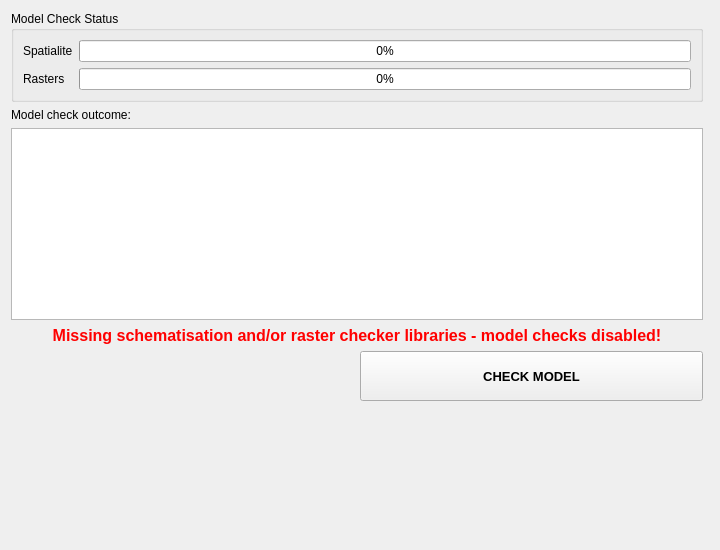
Qt form threedi_models_and_simulations/ui/upload_wizard/page_check_model.ui (nens/threedi-api-qgis-client) before a commit.
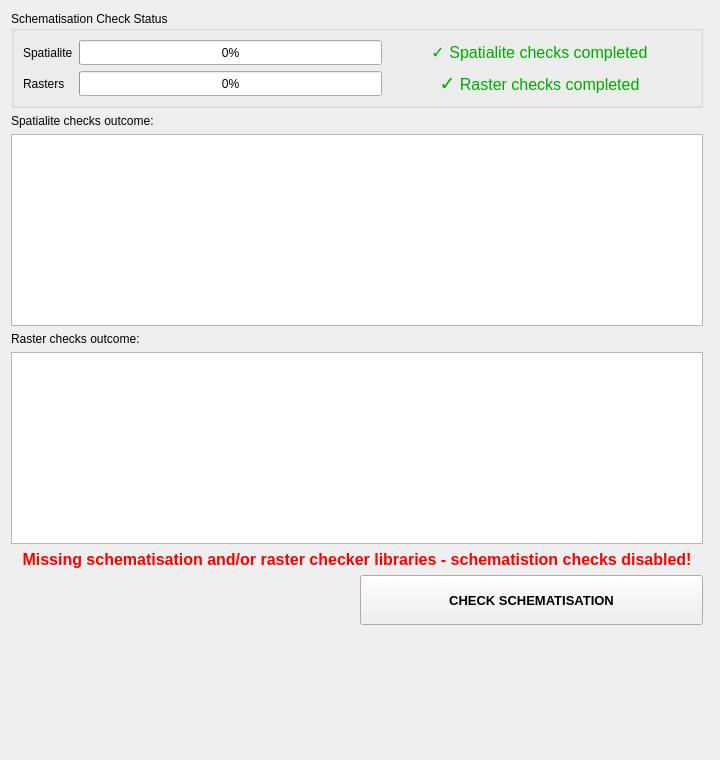
The same form after that commit.

Commit message:
Model checks improvements (#345)
* Fixes for issues: #229, #286

The edit to the form file:
```diff
--- a/threedi_models_and_simulations/ui/upload_wizard/page_check_model.ui
+++ b/threedi_models_and_simulations/ui/upload_wizard/page_check_model.ui
@@ -10,7 +10,7 @@
     <x>0</x>
     <y>0</y>
     <width>720</width>
-    <height>550</height>
+    <height>760</height>
    </rect>
   </property>
   <property name="sizePolicy">
@@ -40,58 +40,27 @@
    <item row="0" column="0" colspan="2">
     <layout class="QVBoxLayout" name="svg_lout"/>
    </item>
-   <item row="1" column="0">
-    <widget class="QGroupBox" name="groupBox">
-     <property name="title">
-      <string>Model Check Status</string>
-     </property>
-     <layout class="QFormLayout" name="formLayout">
-      <item row="0" column="0">
-       <widget class="QLabel" name="label">
-        <property name="text">
-         <string>Spatialite</string>
-        </property>
-       </widget>
-      </item>
-      <item row="0" column="1">
-       <widget class="QProgressBar" name="pbar_check_spatialite">
-        <property name="value">
-         <number>0</number>
-        </property>
-       </widget>
-      </item>
-      <item row="1" column="0">
-       <widget class="QLabel" name="label_2">
-        <property name="text">
-         <string>Rasters</string>
-        </property>
-       </widget>
-      </item>
-      <item row="1" column="1">
-       <widget class="QProgressBar" name="pbar_check_rasters">
-        <property name="value">
-         <number>0</number>
-        </property>
-       </widget>
-      </item>
-     </layout>
-    </widget>
-   </item>
    <item row="2" column="0">
     <widget class="QLabel" name="label_3">
      <property name="text">
-      <string>Model check outcome:</string>
+      <string>Spatialite checks outcome:</string>
      </property>
     </widget>
    </item>
    <item row="3" column="0">
-    <widget class="QListView" name="lv_check_result">
+    <widget class="QTreeView" name="tv_schema_check_result">
      <property name="editTriggers">
       <set>QAbstractItemView::NoEditTriggers</set>
      </property>
+     <property name="selectionMode">
+      <enum>QAbstractItemView::ExtendedSelection</enum>
+     </property>
+     <property name="sortingEnabled">
+      <bool>true</bool>
+     </property>
     </widget>
    </item>
-   <item row="5" column="0">
+   <item row="6" column="0">
     <layout class="QGridLayout" name="gridLayout_2">
      <property name="bottomMargin">
       <number>0</number>
@@ -124,7 +93,7 @@
         </font>
        </property>
        <property name="text">
-        <string>CHECK MODEL</string>
+        <string>CHECK SCHEMATISATION</string>
        </property>
       </widget>
      </item>
@@ -136,7 +105,7 @@
         </font>
        </property>
        <property name="text">
-        <string>&lt;html&gt;&lt;head/&gt;&lt;body&gt;&lt;p align=&quot;center&quot;&gt;&lt;span style=&quot; font-weight:600; color:#ff0000;&quot;&gt;Missing schematisation and/or raster checker libraries - model checks disabled!&lt;/span&gt;&lt;/p&gt;&lt;/body&gt;&lt;/html&gt;</string>
+        <string>&lt;html&gt;&lt;head/&gt;&lt;body&gt;&lt;p align=&quot;center&quot;&gt;&lt;span style=&quot; font-weight:600; color:#ff0000;&quot;&gt;Missing schematisation and/or raster checker libraries - schematistion checks disabled!&lt;/span&gt;&lt;/p&gt;&lt;/body&gt;&lt;/html&gt;</string>
        </property>
        <property name="wordWrap">
         <bool>true</bool>
@@ -158,7 +127,7 @@
      </item>
     </layout>
    </item>
-   <item row="6" column="0">
+   <item row="7" column="0">
     <spacer name="verticalSpacer">
      <property name="orientation">
       <enum>Qt::Vertical</enum>
@@ -171,6 +140,167 @@
      </property>
     </spacer>
    </item>
+   <item row="1" column="0">
+    <widget class="QGroupBox" name="groupBox">
+     <property name="title">
+      <string>Schematisation Check Status</string>
+     </property>
+     <layout class="QGridLayout" name="gridLayout_3">
+      <item row="2" column="0">
+       <widget class="QLabel" name="label_2">
+        <property name="sizePolicy">
+         <sizepolicy hsizetype="Maximum" vsizetype="Preferred">
+          <horstretch>0</horstretch>
+          <verstretch>0</verstretch>
+         </sizepolicy>
+        </property>
+        <property name="minimumSize">
+         <size>
+          <width>0</width>
+          <height>25</height>
+         </size>
+        </property>
+        <property name="text">
+         <string>Rasters</string>
+        </property>
+       </widget>
+      </item>
+      <item row="0" column="0">
+       <widget class="QLabel" name="label">
+        <property name="sizePolicy">
+         <sizepolicy hsizetype="Maximum" vsizetype="Preferred">
+          <horstretch>0</horstretch>
+          <verstretch>0</verstretch>
+         </sizepolicy>
+        </property>
+        <property name="minimumSize">
+         <size>
+          <width>0</width>
+          <height>25</height>
+         </size>
+        </property>
+        <property name="text">
+         <string>Spatialite</string>
+        </property>
+       </widget>
+      </item>
+      <item row="0" column="1" colspan="3">
+       <layout class="QHBoxLayout" name="horizontalLayout">
+        <property name="rightMargin">
+         <number>0</number>
+        </property>
+        <item>
+         <widget class="QProgressBar" name="pbar_check_spatialite">
+          <property name="minimumSize">
+           <size>
+            <width>0</width>
+            <height>25</height>
+           </size>
+          </property>
+          <property name="value">
+           <number>0</number>
+          </property>
+         </widget>
+        </item>
+        <item>
+         <widget class="QLabel" name="lbl_check_spatialite">
+          <property name="sizePolicy">
+           <sizepolicy hsizetype="Expanding" vsizetype="Preferred">
+            <horstretch>0</horstretch>
+            <verstretch>0</verstretch>
+           </sizepolicy>
+          </property>
+          <property name="minimumSize">
+           <size>
+            <width>0</width>
+            <height>25</height>
+           </size>
+          </property>
+          <property name="font">
+           <font>
+            <pointsize>10</pointsize>
+           </font>
+          </property>
+          <property name="text">
+           <string>&lt;html&gt;&lt;head/&gt;&lt;body&gt;&lt;p&gt;&lt;span style=&quot; font-size:12pt; color:#00aa00;&quot;&gt;✓ Spatialite checks completed&lt;/span&gt;&lt;/p&gt;&lt;/body&gt;&lt;/html&gt;</string>
+          </property>
+          <property name="alignment">
+           <set>Qt::AlignCenter</set>
+          </property>
+         </widget>
+        </item>
+       </layout>
+      </item>
+      <item row="2" column="1" colspan="3">
+       <layout class="QHBoxLayout" name="horizontalLayout_2">
+        <property name="rightMargin">
+         <number>0</number>
+        </property>
+        <item>
+         <widget class="QProgressBar" name="pbar_check_rasters">
+          <property name="minimumSize">
+           <size>
+            <width>0</width>
+            <height>25</height>
+           </size>
+          </property>
+          <property name="value">
+           <number>0</number>
+          </property>
+         </widget>
+        </item>
+        <item>
+         <widget class="QLabel" name="lbl_check_rasters">
+          <property name="sizePolicy">
+           <sizepolicy hsizetype="Expanding" vsizetype="Preferred">
+            <horstretch>0</horstretch>
+            <verstretch>0</verstretch>
+           </sizepolicy>
+          </property>
+          <property name="minimumSize">
+           <size>
+            <width>0</width>
+            <height>25</height>
+           </size>
+          </property>
+          <property name="font">
+           <font>
+            <pointsize>10</pointsize>
+           </font>
+          </property>
+          <property name="text">
+           <string>&lt;html&gt;&lt;head/&gt;&lt;body&gt;&lt;p&gt;&lt;span style=&quot; font-size:14pt; color:#00aa00;&quot;&gt;✓&lt;/span&gt;&lt;span style=&quot; font-size:12pt; color:#00aa00;&quot;&gt; Raster checks completed&lt;/span&gt;&lt;/p&gt;&lt;/body&gt;&lt;/html&gt;</string>
+          </property>
+          <property name="alignment">
+           <set>Qt::AlignCenter</set>
+          </property>
+         </widget>
+        </item>
+       </layout>
+      </item>
+     </layout>
+    </widget>
+   </item>
+   <item row="4" column="0">
+    <widget class="QLabel" name="label_4">
+     <property name="text">
+      <string>Raster checks outcome:</string>
+     </property>
+    </widget>
+   </item>
+   <item row="5" column="0">
+    <widget class="QTreeView" name="tv_raster_check_result">
+     <property name="editTriggers">
+      <set>QAbstractItemView::NoEditTriggers</set>
+     </property>
+     <property name="selectionMode">
+      <enum>QAbstractItemView::ExtendedSelection</enum>
+     </property>
+     <property name="sortingEnabled">
+      <bool>true</bool>
+     </property>
+    </widget>
+   </item>
   </layout>
  </widget>
  <resources/>
```
Left out of the diff: 2 changed lines with no effect on the pictures. The commit also changes 3 other files.
